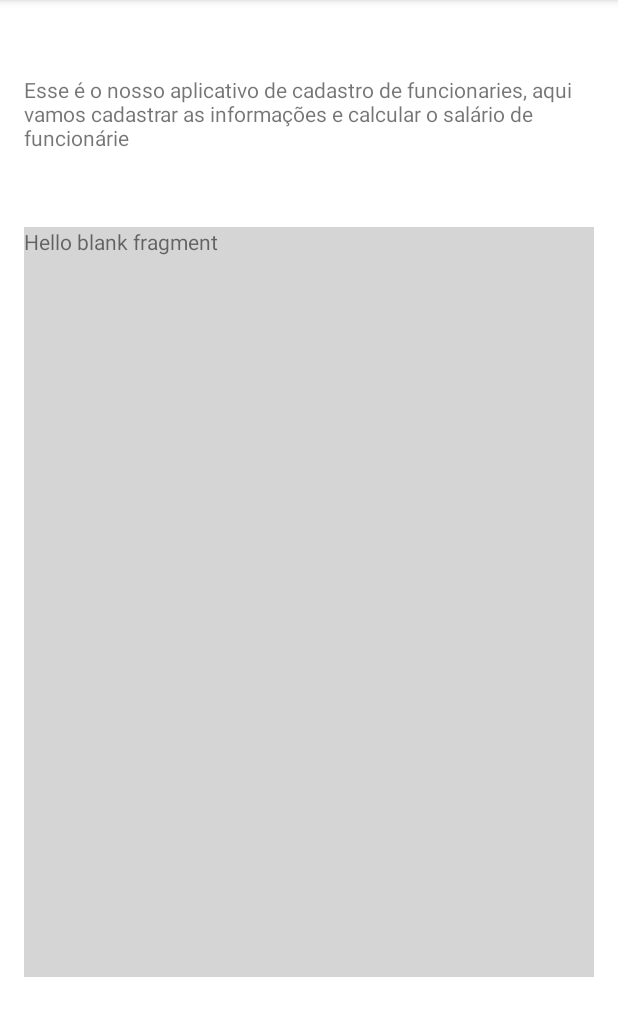
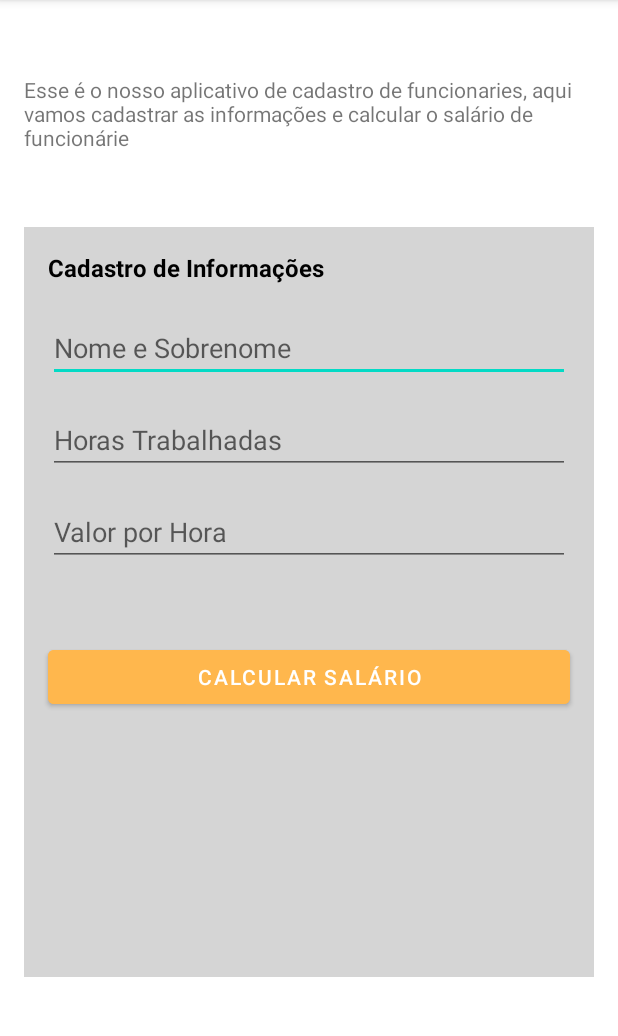
Before and after one commit to jennysival/RecursosHumanos, an Android app: the screen it shows after launch (MainActivity), on a phone screen of 412 x 824 dp, the part 84-1120 px from its top. Run offline under Robolectric (Android 15) with nearby library versions, the phone set to English and light mode, and no system bars.

Commit message:
Finalizar layout do primeiro fragment

```diff
--- a/app/src/main/res/layout/fragment_cadastro.xml
+++ b/app/src/main/res/layout/fragment_cadastro.xml
@@ -1,15 +1,71 @@
 <?xml version="1.0" encoding="utf-8"?>
-<FrameLayout xmlns:android="http://schemas.android.com/apk/res/android"
-    xmlns:tools="http://schemas.android.com/tools"
-    android:layout_width="match_parent"
+<ScrollView android:layout_width="match_parent"
     android:layout_height="match_parent"
-    tools:context=".fragments.CadastroFragment"
+    xmlns:android="http://schemas.android.com/apk/res/android"
+    xmlns:app="http://schemas.android.com/apk/res-auto"
     android:background="@color/cinza_claro">
 
-    <!-- TODO: Update blank fragment layout -->
-    <TextView
+    <androidx.constraintlayout.widget.ConstraintLayout
+        xmlns:tools="http://schemas.android.com/tools"
         android:layout_width="match_parent"
-        android:layout_height="match_parent"
-        android:text="@string/hello_blank_fragment" />
+        android:layout_height="wrap_content"
+        tools:context=".MainActivity">
 
-</FrameLayout>
+        <TextView
+            android:id="@+id/tv_titulo_cadastro"
+            android:layout_width="wrap_content"
+            android:layout_height="wrap_content"
+            android:text="@string/titulo_cadastro"
+            android:textSize="@dimen/tamanho_fonte_16"
+            android:textStyle="bold"
+            app:layout_constraintTop_toTopOf="parent"
+            app:layout_constraintStart_toStartOf="parent"
+            android:layout_margin="@dimen/margem_16"
+            android:textColor="@color/black" />
+
+        <EditText
+            android:id="@+id/et_nome_sobrenome"
+            android:layout_width="match_parent"
+            android:layout_height="wrap_content"
+            android:layout_marginTop="@dimen/margem_20"
+            android:layout_marginHorizontal="@dimen/margem_16"
+            android:layout_marginBottom="@dimen/margem_16"
+            android:hint="@string/hint_nome_sobrenome"
+            app:layout_constraintTop_toBottomOf="@id/tv_titulo_cadastro"
+            app:layout_constraintStart_toStartOf="parent"
+            app:layout_constraintEnd_toEndOf="parent"/>
+
+        <EditText
+            android:id="@+id/et_horas"
+            android:layout_width="match_parent"
+            android:layout_height="wrap_content"
+            android:layout_margin="@dimen/margem_16"
+            android:hint="@string/hint_horas_trabalhadas"
+            app:layout_constraintTop_toBottomOf="@id/et_nome_sobrenome"
+            app:layout_constraintStart_toStartOf="parent"
+            app:layout_constraintEnd_toEndOf="parent"/>
+
+        <EditText
+            android:id="@+id/et_valor"
+            android:layout_width="match_parent"
+            android:layout_height="wrap_content"
+            android:layout_margin="@dimen/margem_16"
+            android:hint="@string/hint_valor_por_hora"
+            app:layout_constraintTop_toBottomOf="@id/et_horas"
+            app:layout_constraintStart_toStartOf="parent"
+            app:layout_constraintEnd_toEndOf="parent"/>
+
+        <Button
+            android:layout_width="match_parent"
+            android:layout_height="wrap_content"
+            android:text="@string/texto_botao_calcular"
+            android:textAllCaps="true"
+            android:layout_marginTop="@dimen/margem_50"
+            android:layout_marginHorizontal="@dimen/margem_16"
+            android:backgroundTint="@color/laranja_FFB74D"
+            app:layout_constraintTop_toBottomOf="@id/et_valor"
+            />
+
+
+    </androidx.constraintlayout.widget.ConstraintLayout>
+</ScrollView>
--- a/app/src/main/res/values/dimens.xml
+++ b/app/src/main/res/values/dimens.xml
@@ -5,4 +5,6 @@
     <dimen name="largura_0">0dp</dimen>
     <dimen name="altura_0">0dp</dimen>
     <dimen name="altura_500">500dp</dimen>
+    <dimen name="tamanho_fonte_16">16sp</dimen>
+    <dimen name="margem_20">20dp</dimen>
 </resources>
--- a/app/src/main/res/values/strings.xml
+++ b/app/src/main/res/values/strings.xml
@@ -3,4 +3,9 @@
     <string name="texto_descritivo_app">Esse é o nosso aplicativo de cadastro de funcionaries, aqui vamos cadastrar as informações e calcular o salário de funcionárie</string>
     <!-- TODO: Remove or change this placeholder text -->
     <string name="hello_blank_fragment">Hello blank fragment</string>
+    <string name="titulo_cadastro">Cadastro de Informações</string>
+    <string name="hint_nome_sobrenome">Nome e Sobrenome</string>
+    <string name="hint_horas_trabalhadas">Horas Trabalhadas</string>
+    <string name="hint_valor_por_hora">Valor por Hora</string>
+    <string name="texto_botao_calcular">Calcular salário</string>
 </resources>
```
